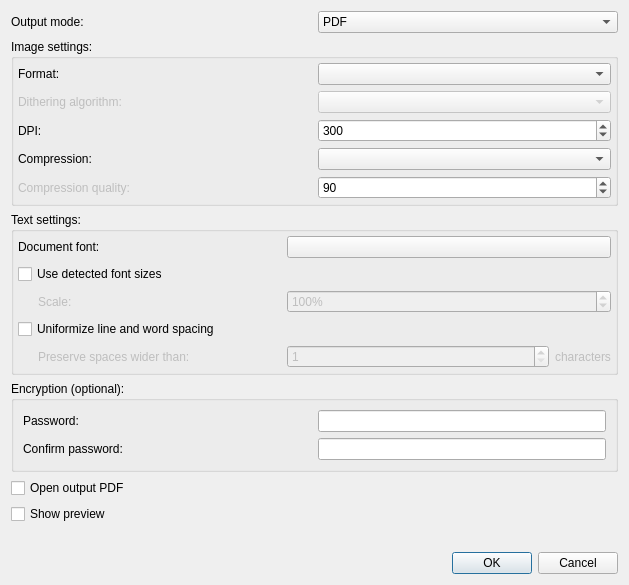
Above: qt/data/PdfExportDialog.ui from manisandro/gImageReader before the change. Below: the same form after it.
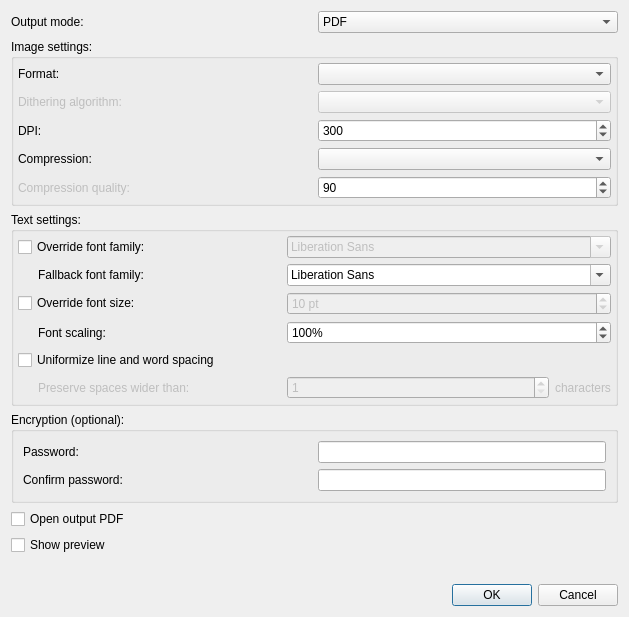
That is the form after the change.

Commit message: [Qt] Allow honouring font family information from hOCR document when exporting to PDF

The edit to the form file:
```diff
--- a/qt/data/PdfExportDialog.ui
+++ b/qt/data/PdfExportDialog.ui
@@ -7,7 +7,7 @@
     <x>0</x>
     <y>0</y>
     <width>629</width>
-    <height>585</height>
+    <height>617</height>
    </rect>
   </property>
   <property name="windowTitle">
@@ -208,7 +208,28 @@
       <property name="bottomMargin">
        <number>4</number>
       </property>
-      <item row="4" column="0">
+      <item row="2" column="0">
+       <widget class="QCheckBox" name="checkBoxFontSize">
+        <property name="text">
+         <string>Override font size:</string>
+        </property>
+       </widget>
+      </item>
+      <item row="0" column="1" colspan="2">
+       <widget class="QFontComboBox" name="comboBoxFontFamily">
+        <property name="enabled">
+         <bool>false</bool>
+        </property>
+       </widget>
+      </item>
+      <item row="0" column="0">
+       <widget class="QCheckBox" name="checkBoxFontFamily">
+        <property name="text">
+         <string>Override font family:</string>
+        </property>
+       </widget>
+      </item>
+      <item row="5" column="0">
        <widget class="QLabel" name="labelPreserve">
         <property name="enabled">
          <bool>false</bool>
@@ -224,27 +245,20 @@
         </property>
        </widget>
       </item>
-      <item row="2" column="0">
+      <item row="3" column="0">
        <widget class="QLabel" name="labelFontScaling">
         <property name="enabled">
-         <bool>false</bool>
+         <bool>true</bool>
         </property>
         <property name="text">
-         <string>Scale:</string>
+         <string>Font scaling:</string>
         </property>
         <property name="indent">
          <number>20</number>
         </property>
        </widget>
       </item>
-      <item row="0" column="0">
-       <widget class="QLabel" name="labelFont">
-        <property name="text">
-         <string>Document font:</string>
-        </property>
-       </widget>
-      </item>
-      <item row="4" column="1">
+      <item row="5" column="1">
        <widget class="QSpinBox" name="spinBoxPreserve">
         <property name="enabled">
          <bool>false</bool>
@@ -260,7 +274,7 @@
         </property>
        </widget>
       </item>
-      <item row="4" column="2">
+      <item row="5" column="2">
        <widget class="QLabel" name="labelPreserveCharacters">
         <property name="enabled">
          <bool>false</bool>
@@ -276,10 +290,10 @@
         </property>
        </widget>
       </item>
-      <item row="2" column="1" colspan="2">
+      <item row="3" column="1" colspan="2">
        <widget class="QSpinBox" name="spinFontScaling">
         <property name="enabled">
-         <bool>false</bool>
+         <bool>true</bool>
         </property>
         <property name="sizePolicy">
          <sizepolicy hsizetype="Preferred" vsizetype="Fixed">
@@ -301,33 +315,42 @@
         </property>
        </widget>
       </item>
-      <item row="0" column="1" colspan="2">
-       <widget class="QPushButton" name="buttonFont">
-        <property name="sizePolicy">
-         <sizepolicy hsizetype="Preferred" vsizetype="Fixed">
-          <horstretch>0</horstretch>
-          <verstretch>0</verstretch>
-         </sizepolicy>
-        </property>
-        <property name="text">
-         <string/>
-        </property>
-       </widget>
-      </item>
-      <item row="3" column="0" colspan="3">
+      <item row="4" column="0" colspan="3">
        <widget class="QCheckBox" name="checkBoxUniformizeSpacing">
         <property name="text">
          <string>Uniformize line and word spacing</string>
         </property>
        </widget>
       </item>
-      <item row="1" column="0" colspan="3">
-       <widget class="QCheckBox" name="checkBoxFontSize">
+      <item row="2" column="1" colspan="2">
+       <widget class="QSpinBox" name="spinBoxFontSize">
+        <property name="enabled">
+         <bool>false</bool>
+        </property>
+        <property name="suffix">
+         <string> pt</string>
+        </property>
+        <property name="minimum">
+         <number>1</number>
+        </property>
+        <property name="value">
+         <number>10</number>
+        </property>
+       </widget>
+      </item>
+      <item row="1" column="0">
+       <widget class="QLabel" name="labelFallbackFontFamily">
         <property name="text">
-         <string>Use detected font sizes</string>
+         <string>Fallback font family:</string>
+        </property>
+        <property name="indent">
+         <number>20</number>
         </property>
        </widget>
       </item>
+      <item row="1" column="1" colspan="2">
+       <widget class="QFontComboBox" name="comboBoxFallbackFontFamily"/>
+      </item>
      </layout>
     </widget>
    </item>
```
The commit also changes 5 other files.
